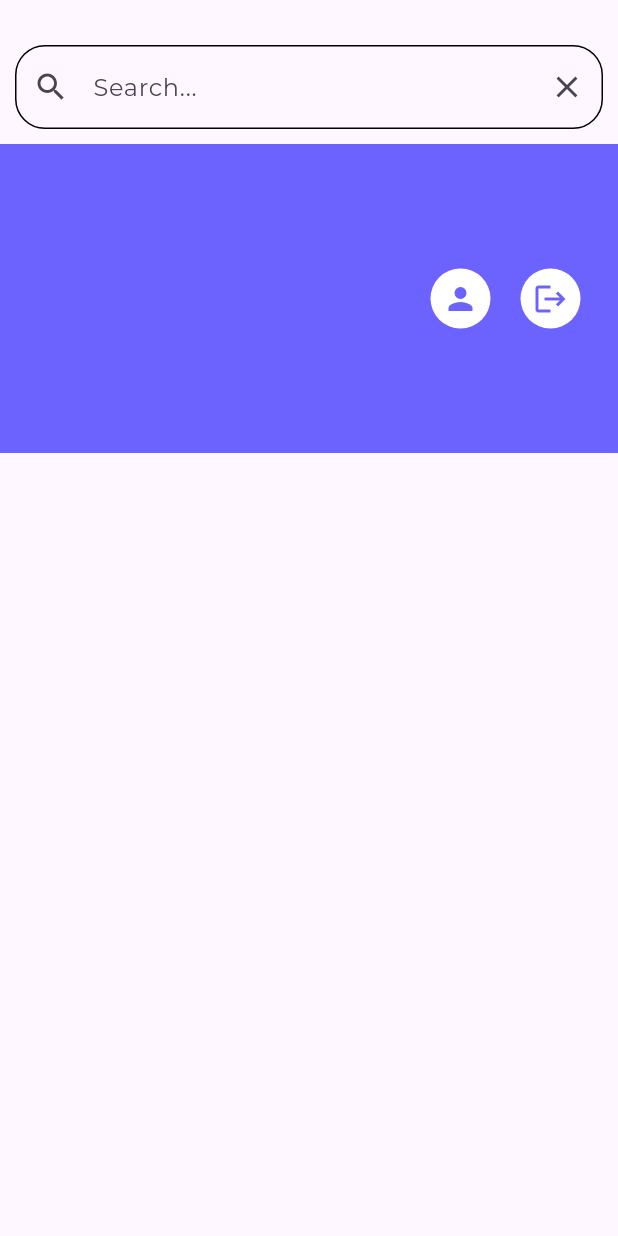
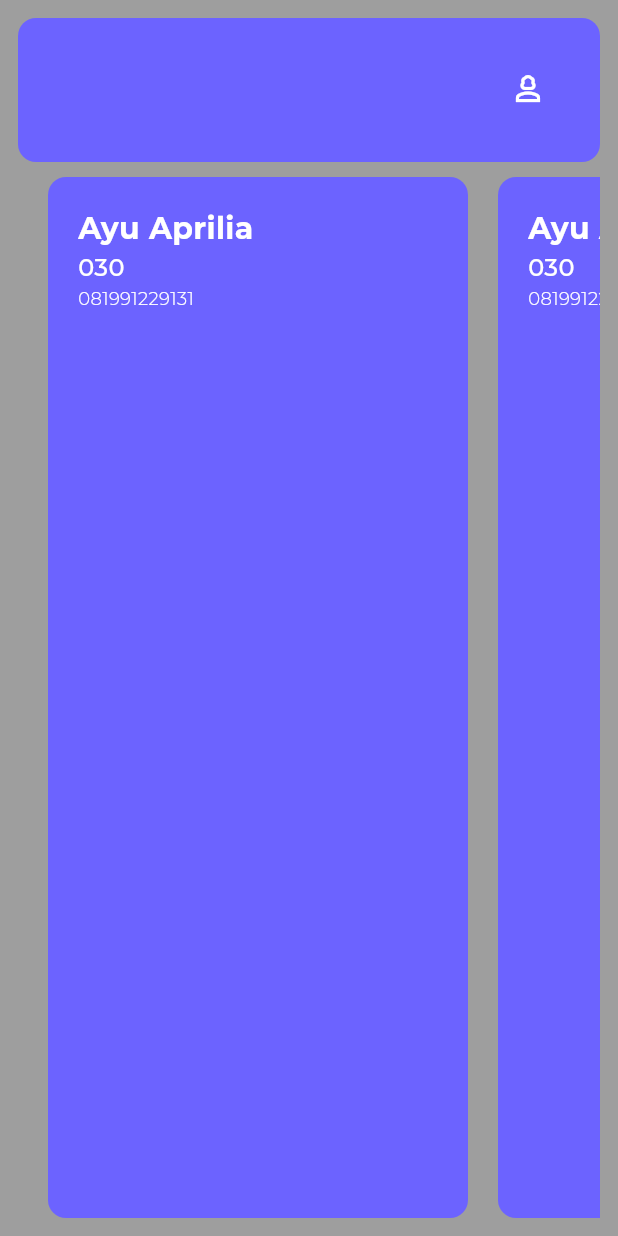
Before and after one commit to prayatnaaa/explora_app, a Flutter app: the UserPage screen opened by its route, on a phone screen of 412 x 824 dp. Run offline on Flutter 3.47's test engine with Material 3 defaults, Android fonts, the phone set to English and light mode, and no system bars; our stand-ins replace dio, email_validator, get_storage, google_fonts; accounts and stored records are empty; network calls fail.

Commit message:
adding member list view on user page

```diff
--- a/lib/contents/colors.dart
+++ b/lib/contents/colors.dart
@@ -1,3 +1,4 @@
 import 'package:flutter/material.dart';
 
 Color themeColor = const Color(0xFF6C63FF);
+Color white = Colors.white;
--- /dev/null
+++ b/lib/models/member.dart
@@ -0,0 +1,14 @@
+class Member {
+  final String nama;
+  final String nomor_induk;
+  final String alamat;
+  final String tgl_lahir;
+  final String telepon;
+
+  Member(
+      {required this.nama,
+      required this.nomor_induk,
+      required this.alamat,
+      required this.tgl_lahir,
+      required this.telepon});
+}
--- a/lib/pages/user_page.dart
+++ b/lib/pages/user_page.dart
@@ -1,5 +1,9 @@
+import 'dart:ui';
+
 import 'package:dio/dio.dart';
 import 'package:explora_app/contents/colors.dart';
+import 'package:explora_app/models/member.dart';
+import 'package:explora_app/utils/member_list.dart';
 import 'package:explora_app/utils/logout_modal.dart';
 import 'package:explora_app/utils/token_expired_message_modal.dart';
 import 'package:flutter/material.dart';
@@ -71,108 +75,58 @@ class _UserPageState extends State<UserPage>
     final height = MediaQuery.of(context).size.height;
 
     return Scaffold(
-        body: Column(
+      body: Padding(
+        padding: const EdgeInsets.all(12.0),
+        child: Column(
           children: [
-        Padding(
-          padding: const EdgeInsets.fromLTRB(10, 30, 10, 10),
-          child: TextField(
-            style: GoogleFonts.montserrat(),
-            controller: searchController,
-            decoration: InputDecoration(
-                hintText: "Search...",
-                prefixIcon: IconButton(
-                  icon: const Icon(Icons.search),
-                  onPressed: () {},
-                ),
-                focusedBorder: OutlineInputBorder(
-                    borderRadius: BorderRadius.circular(20),
-                    borderSide: BorderSide(color: themeColor)),
-                enabledBorder:
-                    OutlineInputBorder(borderRadius: BorderRadius.circular(20)),
-                suffixIcon: IconButton(
-                    onPressed: () {
-                      searchController.clear();
-                    },
-                    icon: const Icon(Icons.clear))),
-          ),
-        ),
             Container(
-          width: width,
-          height: height / 4,
-          color: themeColor,
+              decoration: BoxDecoration(
+                  color: themeColor, borderRadius: BorderRadius.circular(12)),
               child: Padding(
-            padding: const EdgeInsets.symmetric(horizontal: 25),
+                padding: const EdgeInsets.all(24.0),
                 child: Row(
                   mainAxisAlignment: MainAxisAlignment.spaceBetween,
-              crossAxisAlignment: CrossAxisAlignment.center,
-              children: [
-                Flexible(
-                  flex: 2,
-                  child: Column(
-                    mainAxisAlignment: MainAxisAlignment.center,
-                    crossAxisAlignment: CrossAxisAlignment.start,
-                    children: [
-                      Row(
-                        mainAxisAlignment: MainAxisAlignment.start,
-                        crossAxisAlignment: CrossAxisAlignment.end,
                   children: [
                     Text(
                       userName,
                       style: GoogleFonts.montserrat(
                           color: Colors.white,
-                                fontWeight: FontWeight.w600,
-                                fontSize: 20),
+                          fontSize: 20,
+                          fontWeight: FontWeight.bold),
                     ),
-                        ],
-                      ),
-                      Text(
-                        userEmail,
-                        style: GoogleFonts.montserrat(
-                            color: Colors.white,
-                            fontSize: 13,
-                            fontWeight: FontWeight.w300),
-                      ),
-                    ],
-                  ),
-                ),
-                Flexible(
-                  flex: 2,
-                  child: Row(
-                    mainAxisAlignment: MainAxisAlignment.end,
-                    children: [
-                      Padding(
-                        padding: const EdgeInsets.symmetric(horizontal: 20),
-                        child: CircleAvatar(
-                          radius: 20,
-                          backgroundColor: Colors.white,
-                          child: IconButton(
-                              color: themeColor,
-                              onPressed: () {
-                                // goUser();
-                                Navigator.pushNamed(context, '/userProfile');
-                              },
-                              icon: const Icon(Icons.person)),
-                        ),
-                      ),
-                      CircleAvatar(
-                        radius: 20,
-                        backgroundColor: Colors.white,
-                        child: IconButton(
-                          color: themeColor,
+                    IconButton(
+                      icon: const Icon(Icons.person_3_outlined),
                       onPressed: () {
                         logoutModal(context, goLogOut);
                       },
-                          icon: const Icon(Icons.logout),
-                        ),
-                      ),
-                    ],
-                  ),
-                ),
+                      color: Colors.white,
+                    )
                   ],
                 ),
               ),
             ),
+            const SizedBox(height: 10),
+            Expanded(
+              child: ListView.builder(
+                  itemCount: 4,
+                  scrollDirection: Axis.horizontal,
+                  itemBuilder: (context, index) {
+                    Member member = Member(
+                        nama: "Ayu Aprilia",
+                        nomor_induk: "030",
+                        alamat: "Denpasar",
+                        tgl_lahir: "18-04-04",
+                        telepon: "081991229131");
+                    //TODO: here are the member list
+                    return MemberList(
+                      member: member,
+                    );
+                  }),
+            )
           ],
-    ));
+        ),
+      ),
+      backgroundColor: Colors.grey,
+    );
   }
 }
--- /dev/null
+++ b/lib/utils/member_list.dart
@@ -0,0 +1,48 @@
+import 'package:explora_app/contents/colors.dart';
+import 'package:explora_app/models/member.dart';
+import 'package:explora_app/utils/text.dart';
+import 'package:flutter/material.dart';
+import 'package:google_fonts/google_fonts.dart';
+
+class MemberList extends StatelessWidget {
+  Member member;
+  MemberList({super.key, required this.member});
+
+  @override
+  Widget build(BuildContext context) {
+    return Container(
+      margin: const EdgeInsets.only(left: 20),
+      decoration: BoxDecoration(
+          borderRadius: BorderRadius.circular(12), color: themeColor),
+      width: 280,
+      child: Padding(
+        padding: const EdgeInsets.all(20.0),
+        child: Column(
+          crossAxisAlignment: CrossAxisAlignment.start,
+          children: [
+            //member name
+            Text(
+              member.nama,
+              style: GoogleFonts.montserrat(
+                  fontSize: 20,
+                  fontWeight: FontWeight.bold,
+                  color: Colors.white),
+            ),
+            //member nomor_induk
+            MyText(
+                child: member.nomor_induk,
+                fontSize: 16,
+                color: white,
+                fontWeight: FontWeight.w500),
+            //member telepon
+            MyText(
+                child: member.telepon,
+                fontSize: 12,
+                color: white,
+                fontWeight: FontWeight.w300)
+          ],
+        ),
+      ),
+    );
+  }
+}
--- /dev/null
+++ b/lib/utils/text.dart
@@ -0,0 +1,24 @@
+import 'package:flutter/material.dart';
+import 'package:google_fonts/google_fonts.dart';
+
+class MyText extends StatelessWidget {
+  final String child;
+  final double fontSize;
+  FontWeight? fontWeight;
+  Color? color;
+  MyText(
+      {super.key,
+      required this.child,
+      required this.fontSize,
+      required this.color,
+      required this.fontWeight});
+
+  @override
+  Widget build(BuildContext context) {
+    return Text(
+      child,
+      style: GoogleFonts.montserrat(
+          fontSize: fontSize, fontWeight: fontWeight, color: Colors.white),
+    );
+  }
+}
--- a/pubspec.yaml
+++ b/pubspec.yaml
@@ -39,6 +39,7 @@ dependencies:
   get_storage: ^2.1.1
   get: ^4.6.6
   dio: ^5.4.3+1
+  go_router: ^14.1.0
 
 dev_dependencies:
   flutter_test:
```
Also changed, not shown: lib/pages/login_page.dart (+8 -30 lines), lib/pages/register_page.dart (+63 -77 lines), lib/services/api_user.dart (added, +40 -0 lines), lib/utils/password_textfield.dart (added, +45 -0 lines), lib/utils/textfield.dart (added, +33 -0 lines), pubspec.lock. Lines whose indentation alone changed are shown as unchanged.
